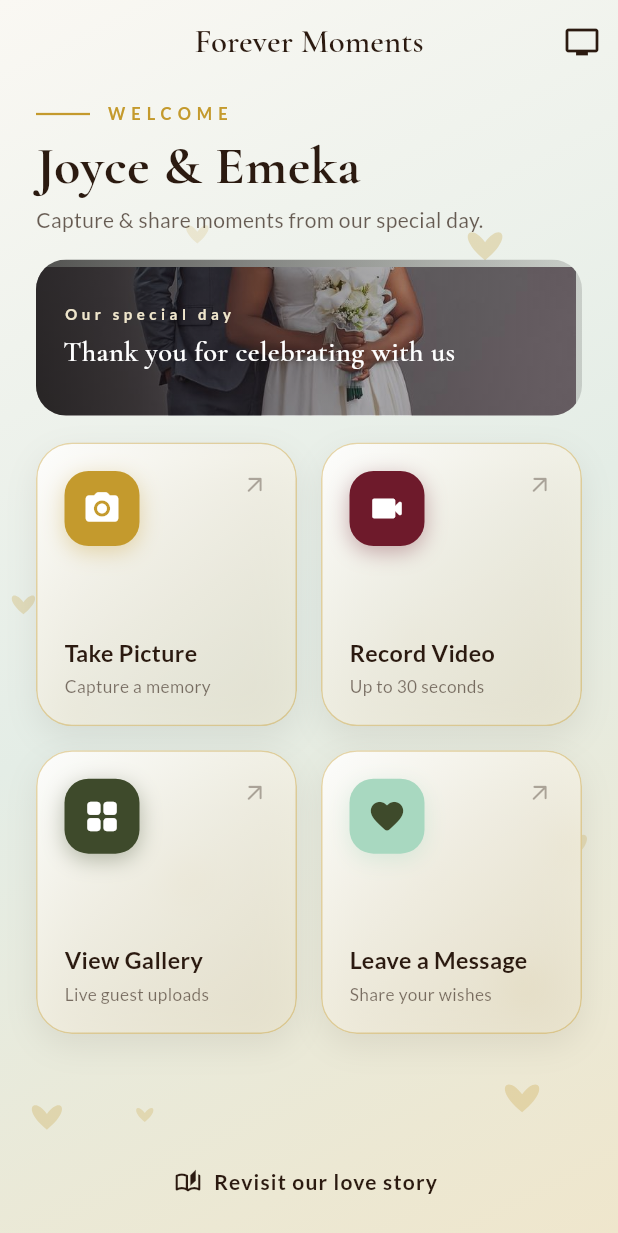
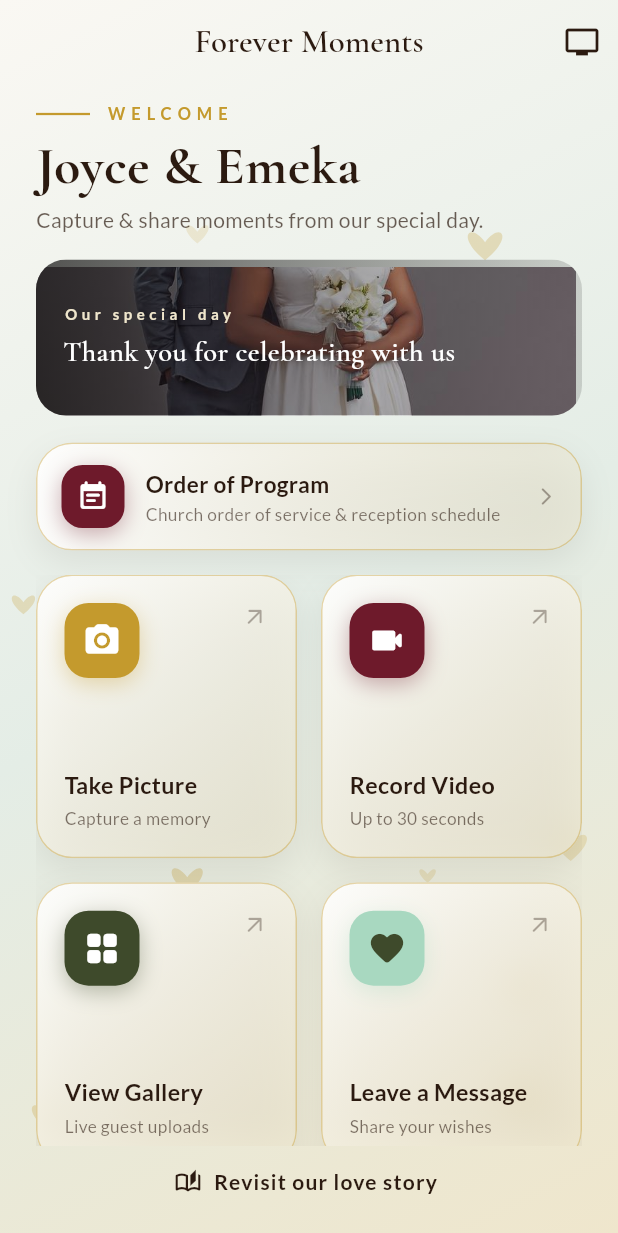
Before and after one commit to ucheeme/EmekaChidimmaWedding, a Flutter app: the HomeScreen screen opened by its route, on a phone screen of 412 x 824 dp. Shown: the top 1233 px of the screen. Run offline on Flutter 3.47's test engine with Material 3 defaults, Android fonts, the phone set to English and light mode, and no system bars; drawn by our look-alikes of flutter_animate; our stand-ins replace animated_text_kit, cached_network_image, cloud_firestore, cloud_functions, connectivity_plus, cross_file and 15 more; accounts and stored records are empty.

Commit message:
Add wedding program screen and love-story films
- Bundle church order-of-service and reception order-of-program images
- New zoomable Wedding Program screen (PhotoView) at /program
- Add an "Order of Program" entry on the home screen
- Add the couple's two love-story videos to the Moments in motion section

Co-authored-by: Cursor <cursoragent@cursor.com>

```diff
--- a/lib/core/constants/app_assets.dart
+++ b/lib/core/constants/app_assets.dart
@@ -42,4 +42,12 @@ abstract final class AppAssets {
   static const String clip1 = '$_img/clip_01.mp4';
   static const String clip2 = '$_img/clip_02.mp4';
   static const String clip3 = '$_img/clip_03.mp4';
+
+  // Love story short films.
+  static const String loveStory1 = '$_img/love_story_01.mp4';
+  static const String loveStory2 = '$_img/love_story_02.mp4';
+
+  // Wedding program (printed order of service / order of program).
+  static const String programService = '$_img/program_service.png';
+  static const String programReception = '$_img/program_reception.png';
 }
--- a/lib/core/constants/route_paths.dart
+++ b/lib/core/constants/route_paths.dart
@@ -10,6 +10,7 @@ class RoutePaths {
   static const String loveStory = '/love-story';
   static const String preWeddingGallery = '/pre-wedding-gallery';
   static const String loveNotes = '/love-notes';
+  static const String program = '/program';
   static const String home = '/home';
   static const String capture = '/capture';
 
--- a/lib/core/router/app_router.dart
+++ b/lib/core/router/app_router.dart
@@ -20,6 +20,7 @@ import '../../presentation/screens/live_gallery/live_gallery_screen.dart';
 import '../../presentation/screens/love_notes/love_notes_screen.dart';
 import '../../presentation/screens/love_story/love_story_screen.dart';
 import '../../presentation/screens/pre_wedding_gallery/pre_wedding_gallery_screen.dart';
+import '../../presentation/screens/program/program_screen.dart';
 import '../../presentation/screens/qr_gate/qr_gate_screen.dart';
 import '../../presentation/screens/splash/splash_screen.dart';
 import '../../presentation/screens/wedding_wall/wedding_wall_screen.dart';
@@ -78,6 +79,13 @@ GoRouter createAppRouter({required FirebaseBootstrapResult firebase}) {
         path: RoutePaths.loveNotes,
         pageBuilder: (context, state) => fadeSlidePage(
           child: const LoveNotesScreen(),
+          state: state,
+        ),
+      ),
+      GoRoute(
+        path: RoutePaths.program,
+        pageBuilder: (context, state) => fadeSlidePage(
+          child: const ProgramScreen(),
           state: state,
         ),
       ),
--- a/lib/presentation/screens/home/home_screen.dart
+++ b/lib/presentation/screens/home/home_screen.dart
@@ -82,6 +82,11 @@ class HomeScreen extends StatelessWidget {
                     .slideY(begin: 0.1, curve: Curves.easeOutCubic),
                 const SizedBox(height: 18),
                 const AddToHomeScreenBanner(),
+                const _ProgramBanner()
+                    .animate()
+                    .fadeIn(delay: 250.ms, duration: 500.ms)
+                    .slideY(begin: 0.1, curve: Curves.easeOutCubic),
+                const SizedBox(height: 16),
                 Expanded(
                   child: GridView.count(
                     crossAxisCount: 2,
@@ -205,6 +210,70 @@ class _HomeHeroStrip extends StatelessWidget {
   }
 }
 
+class _ProgramBanner extends StatelessWidget {
+  const _ProgramBanner();
+
+  @override
+  Widget build(BuildContext context) {
+    return GlassCard(
+      onTap: () => context.push(RoutePaths.program),
+      padding: const EdgeInsets.symmetric(horizontal: 16, vertical: 14),
+      child: Row(
+        children: [
+          Container(
+            padding: const EdgeInsets.all(10),
+            decoration: BoxDecoration(
+              color: AppColors.wine,
+              borderRadius: BorderRadius.circular(14),
+              boxShadow: [
+                BoxShadow(
+                  color: AppColors.wine.withValues(alpha: 0.35),
+                  blurRadius: 12,
+                  offset: const Offset(0, 4),
+                ),
+              ],
+            ),
+            child: const Icon(
+              Icons.event_note_rounded,
+              color: Colors.white,
+              size: 22,
+            ),
+          ),
+          const SizedBox(width: 14),
+          Expanded(
+            child: Column(
+              crossAxisAlignment: CrossAxisAlignment.start,
+              children: [
+                Text(
+                  'Order of Program',
+                  style: GoogleFonts.lato(
+                    fontSize: 15,
+                    fontWeight: FontWeight.w700,
+                    color: AppColors.deepWine,
+                  ),
+                ),
+                const SizedBox(height: 2),
+                Text(
+                  'Church order of service & reception schedule',
+                  style: GoogleFonts.lato(
+                    fontSize: 11.5,
+                    color: AppColors.deepWine.withValues(alpha: 0.6),
+                  ),
+                ),
+              ],
+            ),
+          ),
+          Icon(
+            Icons.arrow_forward_ios_rounded,
+            size: 14,
+            color: AppColors.deepWine.withValues(alpha: 0.4),
+          ),
+        ],
+      ),
+    );
+  }
+}
+
 class _HomeActionCard extends StatelessWidget {
   const _HomeActionCard({
     required this.icon,
```
Also changed, not shown: lib/core/content/wedding_content.dart (+37 -0 lines), lib/presentation/screens/program/program_screen.dart (added, +247 -0 lines), assets/images/program_reception.png (added), assets/images/program_service.png (added), 2 other files.
